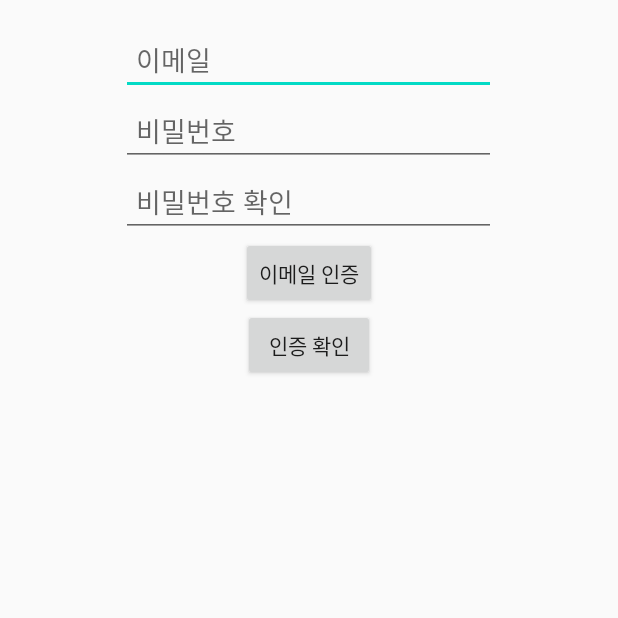
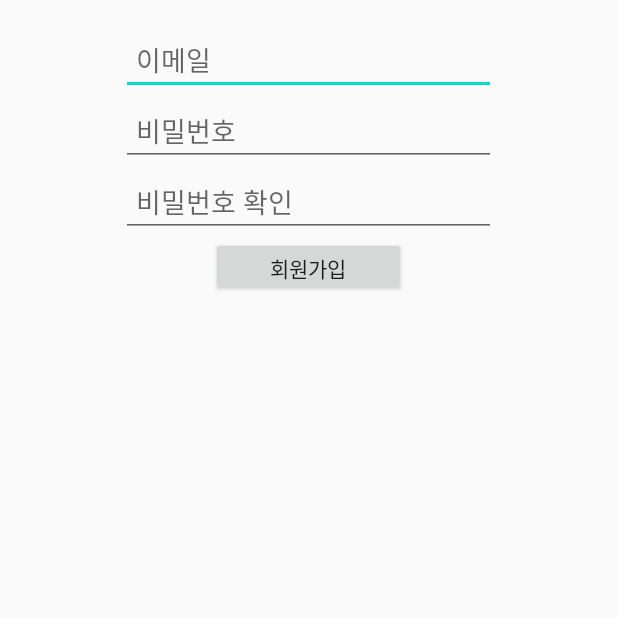
Before and after one commit to IknowAra/TakeToday, an Android app: the SignUp screen opened directly, with no data from a screen before it, on a phone screen of 412 x 824 dp, the top half of it. Run offline under Robolectric (Android 15) with nearby library versions, the phone set to English and light mode, and no system bars; our stand-ins replace Firebase (no records; nobody signed in at launch, a user with empty details on screens opened directly).

Commit message:
현재 final commit

```diff
--- a/app/src/main/java/kr/hs/emirim/cho/taketoday2/Setting.kt
+++ b/app/src/main/java/kr/hs/emirim/cho/taketoday2/Setting.kt
@@ -98,6 +98,7 @@ class Setting : AppCompatActivity() {
     }
 
     private fun sendToLogout() {
-        startActivity(Intent(this, Login2::class.java))
+        startActivity(Intent(this, Login::class.java))
+        finish()
     }
 }
--- a/app/src/main/res/layout/activity_sign_up.xml
+++ b/app/src/main/res/layout/activity_sign_up.xml
@@ -1,26 +1,37 @@
 <?xml version="1.0" encoding="utf-8"?>
-<LinearLayout xmlns:android="http://schemas.android.com/apk/res/android"
+<RelativeLayout xmlns:android="http://schemas.android.com/apk/res/android"
     xmlns:app="http://schemas.android.com/apk/res-auto"
     xmlns:tools="http://schemas.android.com/tools"
     android:layout_width="match_parent"
     android:layout_height="match_parent"
-    android:orientation="vertical"
-    android:gravity="center_horizontal"
     tools:context=".SignUp">
+
+        <LinearLayout
+            android:layout_width="match_parent"
+            android:layout_height="match_parent"
+            android:orientation="vertical">
 
                 <ProgressBar
                     android:id="@+id/reg_progress"
                     style="?android:attr/progressBarStyleHorizontal"
                     android:layout_width="match_parent"
                     android:layout_height="wrap_content"
+                    android:layout_centerHorizontal="true"
                     android:indeterminate="true"
                     android:visibility="invisible"
                     tools:visibility="invisible" />
+
+                <LinearLayout
+                    android:id="@+id/layout_login"
+                    android:layout_width="match_parent"
+                    android:layout_height="wrap_content"
+                    android:orientation="vertical">
 
                         <EditText
                             android:id="@+id/email"
                             android:layout_width="250dp"
                             android:layout_height="wrap_content"
+                            android:layout_gravity="center_horizontal"
                             android:inputType="textEmailAddress"
                             android:hint="이메일"
                             android:padding="10dp"/>
@@ -29,6 +40,7 @@
                             android:id="@+id/password"
                             android:layout_width="250dp"
                             android:layout_height="wrap_content"
+                            android:layout_gravity="center_horizontal"
                             android:inputType="textPassword"
                             android:hint="비밀번호"
                             android:padding="10dp"/>
@@ -37,50 +49,10 @@
                             android:id="@+id/confirm_password"
                             android:layout_width="250dp"
                             android:layout_height="wrap_content"
+                            android:layout_gravity="center_horizontal"
                             android:inputType="textPassword"
                             android:hint="비밀번호 확인"
                             android:padding="10dp"/>
-
-        <Button
-            android:id="@+id/btn_verify"
-            android:layout_width="wrap_content"
-            android:layout_height="wrap_content"
-            android:visibility="visible"
-            android:text="이메일 인증"/>
-
-        <Button
-            android:id="@+id/btn_check"
-            android:layout_width="wrap_content"
-            android:layout_height="wrap_content"
-            android:visibility="visible"
-            android:text="인증 확인"/>
-
-        <LinearLayout
-            android:layout_width="match_parent"
-            android:layout_height="wrap_content"
-            android:orientation="vertical"
-            android:visibility="invisible"
-            android:gravity="center_horizontal"
-            android:id="@+id/layout_setup"
-            >
-
-                <EditText
-                    android:layout_width="240dp"
-                    android:layout_height="wrap_content"
-                    android:hint="이름"
-                    android:padding="10dp"
-                    android:textColor="#000000"
-                    android:id="@+id/userName"
-                    />
-
-                <EditText
-                    android:layout_width="240dp"
-                    android:layout_height="wrap_content"
-                    android:padding="10dp"
-                    android:hint="전화번호"
-                    android:textColor="#000000"
-                    android:id="@+id/userTele"
-                    />
 
                         <Button
                             android:id="@+id/btn_sign"
@@ -88,7 +60,8 @@
                             android:layout_height="40dp"
                             android:layout_gravity="center_horizontal"
                             android:text="회원가입" />
+                </LinearLayout>
 
         </LinearLayout>
 
-</LinearLayout>
+</RelativeLayout>
```
Also changed, not shown: app/src/main/AndroidManifest.xml (+2 -5 lines), app/src/main/java/kr/hs/emirim/cho/taketoday2/Login.kt (+20 -64 lines), app/src/main/java/kr/hs/emirim/cho/taketoday2/SignUp.kt (+21 -92 lines), app/src/main/java/kr/hs/emirim/cho/taketoday2/UserSetActivity.kt (+78 -95 lines). Lines whose indentation alone changed are shown as unchanged.
